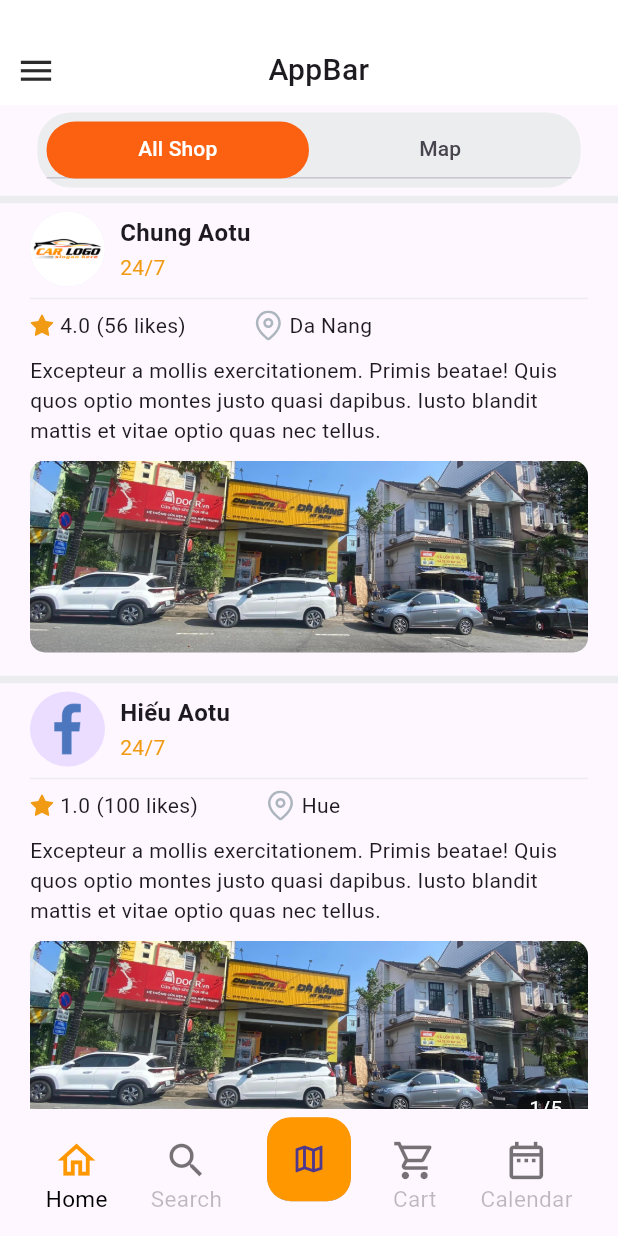
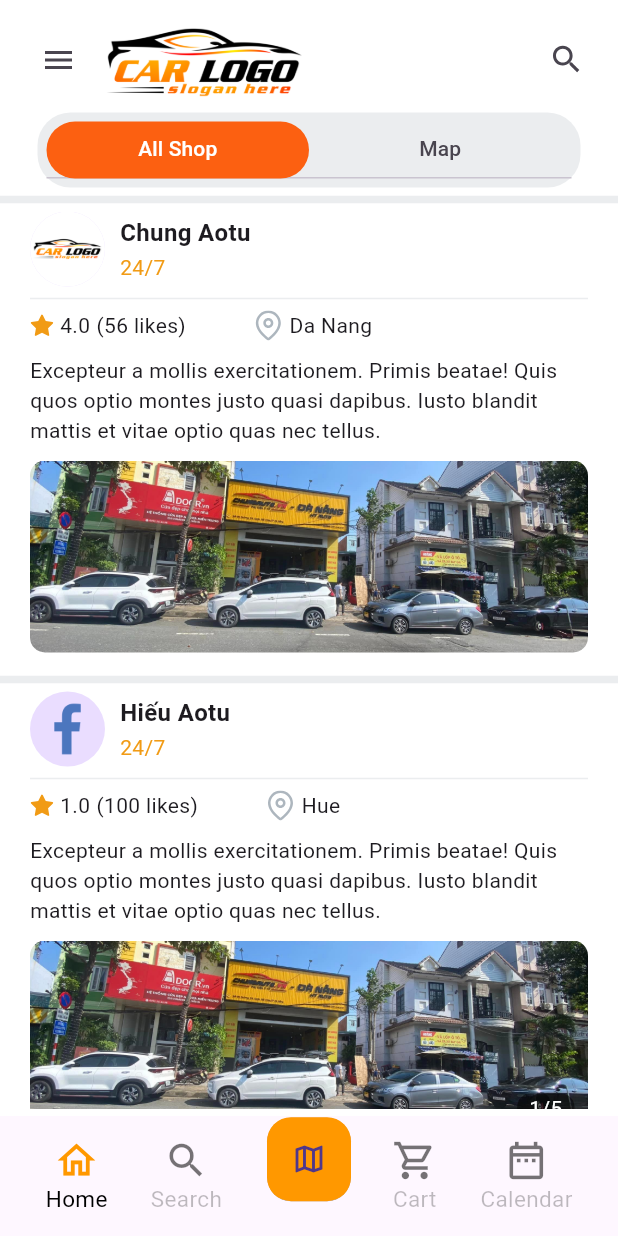
Before and after one commit to huynhngochiu0201/Car_flutter, a Flutter app: the MainHomePage screen opened directly, on a phone screen of 412 x 824 dp. Run offline on Flutter 3.47's test engine with Material 3 defaults, Android fonts, the phone set to English and light mode, and no system bars; drawn by our look-alikes of flutter_slider_drawer; our stand-ins replace flutter_svg, pin_code_fields, shared_preferences; accounts and stored records are empty.

Commit message:
AppColor

```diff
--- a/lib/common/components/app_bar/custom_app_bar.dart
+++ b/lib/common/components/app_bar/custom_app_bar.dart
@@ -1,64 +1,79 @@
-import 'package:car_flutter/manage/user/pages/home/widget/menu/setting_home.dart';
 import 'package:flutter/material.dart';
+import 'package:flutter_slider_drawer/flutter_slider_drawer.dart';
 
-class CustomAppBar extends StatefulWidget implements PreferredSizeWidget {
-  const CustomAppBar({super.key});
+class CustomAppBar extends StatefulWidget {
+  const CustomAppBar({super.key, required this.drawerKey});
+
+  final GlobalKey<SliderDrawerState> drawerKey;
 
   @override
   State<CustomAppBar> createState() => _CustomAppBarState();
+}
+
+class _CustomAppBarState extends State<CustomAppBar>
+    with SingleTickerProviderStateMixin {
+  late AnimationController _controller;
+  bool isDrawerOpen = false;
 
   @override
-  Size get preferredSize => const Size.fromHeight(66.0);
-}
+  void initState() {
+    super.initState();
+    _controller = AnimationController(
+      duration: const Duration(milliseconds: 800),
+      vsync: this,
+    );
+  }
 
-class _CustomAppBarState extends State<CustomAppBar> {
+  @override
+  void dispose() {
+    _controller.dispose();
+    super.dispose();
+  }
+
+  void onDrawerToggle() {
+    setState(() {
+      isDrawerOpen = !isDrawerOpen;
+      if (isDrawerOpen) {
+        widget.drawerKey.currentState!.openSlider();
+        _controller.forward();
+      } else {
+        _controller.reverse();
+        widget.drawerKey.currentState!.closeSlider();
+      }
+    });
+  }
+
   @override
   Widget build(BuildContext context) {
     return Padding(
-      padding: const EdgeInsets.symmetric(horizontal: 15.0).copyWith(
-        top: MediaQuery.of(context).padding.top + 10.0,
-      ),
+      padding: const EdgeInsets.symmetric(horizontal: 0.0)
+          .copyWith(top: MediaQuery.of(context).padding.top + 10.0),
       child: SizedBox(
+        height: 60.0,
+        width: double.infinity,
         child: Row(
           children: [
-            GestureDetector(
-              onTap: () {
-                Navigator.push(
-                    context,
-                    MaterialPageRoute(
-                        builder: (context) => const SettingHome()));
-              },
-              child: const CircleAvatar(
-                  backgroundColor: Color(0xFFEBEDEF), child: Icon(Icons.menu)),
-            ),
-            const SizedBox(width: 10.0),
-            Image.asset(
-              'assets/images/Autocarlogo.png',
-            ),
-            const Spacer(),
-            GestureDetector(
-              onTap: () {},
-              child: const CircleAvatar(
-                backgroundColor: Color(0xFFEBEDEF),
-                child: Icon(
-                  Icons.search,
-                  size: 30.0,
+            Padding(
+              padding: const EdgeInsets.only(left: 15.0),
+              child: IconButton(
+                onPressed: onDrawerToggle,
+                icon: AnimatedIcon(
+                  icon: AnimatedIcons.menu_close,
+                  progress: _controller,
                 ),
               ),
             ),
+            Image.asset('assets/images/Autocarlogo.png'),
+            const Spacer(),
+            IconButton(
+              onPressed: () {},
+              icon: AnimatedIcon(
+                icon: AnimatedIcons.search_ellipsis,
+                progress: _controller,
+              ),
+            ),
             const SizedBox(
-              width: 5.0,
-            ),
-            GestureDetector(
-              onTap: () {},
-              child: CircleAvatar(
-                backgroundColor: const Color(0xFFEBEDEF),
-                child: Image.asset(
-                  'assets/images/icons8message.png',
-                  fit: BoxFit.cover,
-                  width: 25.0,
-                ),
-              ),
+              width: 10.0,
             ),
           ],
         ),
--- a/lib/common/components/app_colors/app_color.dart
+++ b/lib/common/components/app_colors/app_color.dart
@@ -3,21 +3,16 @@ import 'package:flutter/material.dart';
 class AppColor {
   AppColor._();
 
-  // static const Color red = Colors.red;
-  // static const Color blue = Color(0xFF5F52EE);
-  // static const Color black = Colors.black;
-  // static const Color white = Colors.white;
-  // static const Color grey = Colors.grey;
-  // static const Color brown = Colors.brown;
-  // static const Color pink = Colors.pink;
-  // static const Color orange = Colors.orange;
-  // static const Color bgColor = Color(0xFFEEEFF5);
-  // static const Color shadow = Colors.black26;
-
-  static const Color accentColor = Color(0xFF5E9EFF);
-  static const Color shadow = Color(0xFF4A5367);
-  static const Color shadowDark = Color(0xFF000000);
-  static const Color background = Color(0xFFF2F6FF);
-  static const Color backgroundDark = Color(0xFF25254B);
-  static const Color background2 = Color(0xFF17203A);
+  static const Color red = Colors.red;
+  static const Color blue = Color(0xFF5F52EE);
+  static const Color black = Colors.black;
+  static const Color white = Colors.white;
+  static const Color grey = Colors.grey;
+  static const Color brown = Colors.brown;
+  static const Color pink = Colors.pink;
+  static const Color orange = Colors.orange;
+  static const Color bgColor = Color(0xFFEEEFF5);
+  static const Color shadow = Colors.black26;
+  static const Color primaryColor = Colors.orange;
+  static const Color secondaryColor = Colors.black54;
 }
--- a/lib/common/navigator/app_bottomnavbar.dart
+++ b/lib/common/navigator/app_bottomnavbar.dart
@@ -1,3 +1,4 @@
+import 'package:car_flutter/common/components/app_colors/app_color.dart';
 import 'package:flutter/material.dart';
 
 class BottomNavBarCurvedFb1 extends StatefulWidget {
@@ -20,8 +21,6 @@ class _BottomNavBarCurvedFb1State extends State<BottomNavBarCurvedFb1> {
     Size size = MediaQuery.of(context).size;
     double height = 56;
 
-    const primaryColor = Colors.orange;
-    const secondaryColor = Colors.black54;
     // const backgroundColor = Colors.white;
 
     return BottomAppBar(
@@ -36,7 +35,7 @@ class _BottomNavBarCurvedFb1State extends State<BottomNavBarCurvedFb1> {
           Center(
             heightFactor: 0.6,
             child: FloatingActionButton(
-                backgroundColor: primaryColor,
+                backgroundColor: AppColor.primaryColor,
                 elevation: 0.1,
                 onPressed: () => widget.onPressed(2),
                 child: const Icon(Icons.map_outlined)),
@@ -51,16 +50,16 @@ class _BottomNavBarCurvedFb1State extends State<BottomNavBarCurvedFb1> {
                   icon: Icons.home_outlined,
                   selected: widget.selected == 0,
                   onPressed: () => widget.onPressed(0),
-                  defaultColor: secondaryColor,
-                  selectedColor: primaryColor,
+                  defaultColor: AppColor.secondaryColor,
+                  selectedColor: AppColor.primaryColor,
                 ),
                 NavBarIcon(
                   text: "Search",
                   icon: Icons.search_outlined,
                   selected: widget.selected == 1,
                   onPressed: () => widget.onPressed(1),
-                  defaultColor: secondaryColor,
-                  selectedColor: primaryColor,
+                  defaultColor: AppColor.secondaryColor,
+                  selectedColor: AppColor.primaryColor,
                 ),
                 const SizedBox(width: 56),
                 NavBarIcon(
@@ -68,15 +67,15 @@ class _BottomNavBarCurvedFb1State extends State<BottomNavBarCurvedFb1> {
                     icon: Icons.local_grocery_store_outlined,
                     selected: widget.selected == 3,
                     onPressed: () => widget.onPressed(3),
-                    defaultColor: secondaryColor,
-                    selectedColor: primaryColor),
+                    defaultColor: AppColor.secondaryColor,
+                    selectedColor: AppColor.primaryColor),
                 NavBarIcon(
                   text: "Calendar",
                   icon: Icons.date_range_outlined,
                   selected: widget.selected == 4,
                   onPressed: () => widget.onPressed(4),
-                  selectedColor: primaryColor,
-                  defaultColor: secondaryColor,
+                  selectedColor: AppColor.primaryColor,
+                  defaultColor: AppColor.secondaryColor,
                 )
               ],
             ),
--- a/lib/manage/user/pages/home/home_page.dart
+++ b/lib/manage/user/pages/home/home_page.dart
@@ -25,6 +25,7 @@ class _HomePageState extends State<HomePage>
   @override
   Widget build(BuildContext context) {
     return Scaffold(
+      backgroundColor: Colors.white,
       body: Padding(
         padding: const EdgeInsets.symmetric(vertical: 5.0),
         child: Column(
--- a/lib/manage/user/pages/home/main_home_page.dart
+++ b/lib/manage/user/pages/home/main_home_page.dart
@@ -1,5 +1,6 @@
 import 'package:car_flutter/common/components/app_bar/custom_app_bar.dart';
 import 'package:car_flutter/manage/user/pages/home/home_page.dart';
+import 'package:car_flutter/manage/user/pages/home/widget/menu/setting_home.dart';
 import 'package:flutter/material.dart';
 import 'package:flutter_slider_drawer/flutter_slider_drawer.dart';
 
@@ -13,15 +14,20 @@ class MainHomePage extends StatefulWidget {
 }
 
 class _MainHomePageState extends State<MainHomePage> {
+  GlobalKey<SliderDrawerState> drawerKey = GlobalKey<SliderDrawerState>();
   int currentIndex = 0;
 
   @override
   Widget build(BuildContext context) {
     return Scaffold(
       body: SliderDrawer(
-        slider: Container(
-          color: Colors.red,
+        key: drawerKey,
+        isDraggable: false,
+        animationDuration: 800,
+        appBar: CustomAppBar(
+          drawerKey: drawerKey,
         ),
+        slider: const SettingHome(),
         child: IndexedStack(
           index: currentIndex,
           children: [
```
Also changed, not shown: lib/manage/user/models/menu_item/menu_item.dart (deleted, +0 -55 lines), lib/manage/user/models/menu_item/tab_item.dart (deleted, +0 -23 lines), lib/manage/user/pages/home/widget/menu/buttom_setting.dart (deleted, +0 -43 lines), lib/manage/user/pages/home/widget/menu/infor_user_card.dart (deleted, +0 -32 lines), lib/manage/user/pages/home/widget/menu/setting_home.dart (+20 -7 lines).
